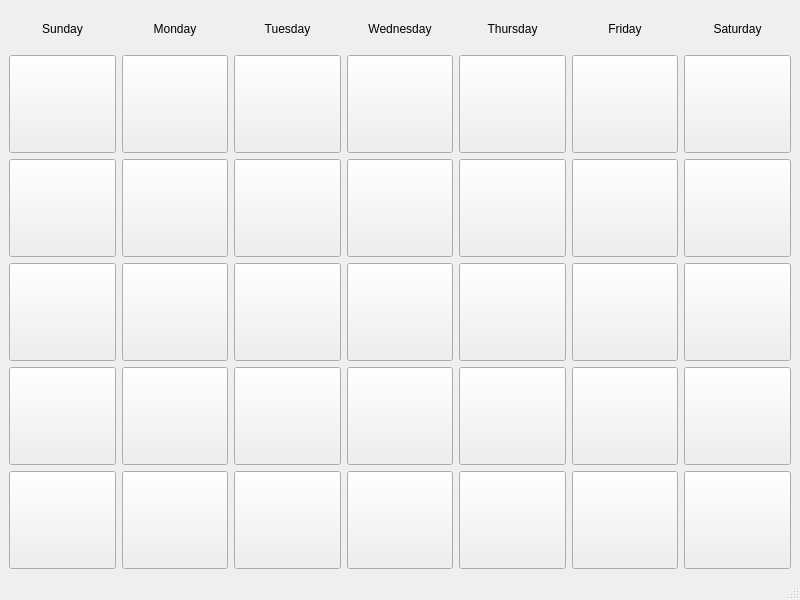
First picture: the form in monthlyviewwindow.ui, repository Repented/Citrushack_2021, before the edit.
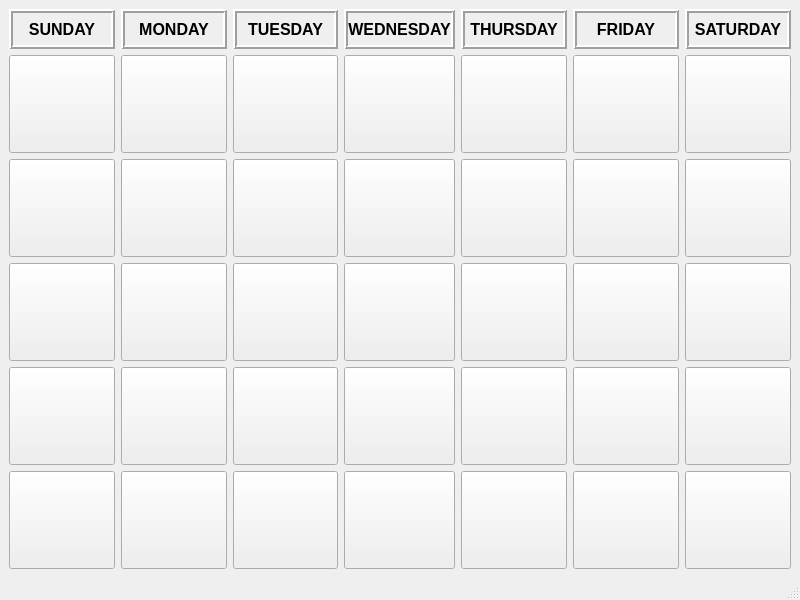
Second picture: the form after the edit.

Diff of the .ui file:
```diff
--- a/monthlyviewwindow.ui
+++ b/monthlyviewwindow.ui
@@ -87,8 +87,24 @@
             <height>0</height>
            </size>
           </property>
+          <property name="font">
+           <font>
+            <pointsize>12</pointsize>
+            <weight>75</weight>
+            <bold>true</bold>
+           </font>
+          </property>
+          <property name="frameShape">
+           <enum>QFrame::Box</enum>
+          </property>
+          <property name="frameShadow">
+           <enum>QFrame::Raised</enum>
+          </property>
+          <property name="lineWidth">
+           <number>2</number>
+          </property>
           <property name="text">
-           <string>Wednesday</string>
+           <string>WEDNESDAY</string>
           </property>
           <property name="alignment">
            <set>Qt::AlignCenter</set>
@@ -127,8 +143,24 @@
             <height>0</height>
            </size>
           </property>
+          <property name="font">
+           <font>
+            <pointsize>12</pointsize>
+            <weight>75</weight>
+            <bold>true</bold>
+           </font>
+          </property>
+          <property name="frameShape">
+           <enum>QFrame::Box</enum>
+          </property>
+          <property name="frameShadow">
+           <enum>QFrame::Raised</enum>
+          </property>
+          <property name="lineWidth">
+           <number>2</number>
+          </property>
           <property name="text">
-           <string>Sunday</string>
+           <string>SUNDAY</string>
           </property>
           <property name="alignment">
            <set>Qt::AlignCenter</set>
@@ -200,8 +232,24 @@
             <height>0</height>
            </size>
           </property>
+          <property name="font">
+           <font>
+            <pointsize>12</pointsize>
+            <weight>75</weight>
+            <bold>true</bold>
+           </font>
+          </property>
+          <property name="frameShape">
+           <enum>QFrame::Box</enum>
+          </property>
+          <property name="frameShadow">
+           <enum>QFrame::Raised</enum>
+          </property>
+          <property name="lineWidth">
+           <number>2</number>
+          </property>
           <property name="text">
-           <string>Saturday</string>
+           <string>SATURDAY</string>
           </property>
           <property name="alignment">
            <set>Qt::AlignCenter</set>
@@ -247,8 +295,24 @@
             <height>0</height>
            </size>
           </property>
+          <property name="font">
+           <font>
+            <pointsize>12</pointsize>
+            <weight>75</weight>
+            <bold>true</bold>
+           </font>
+          </property>
+          <property name="frameShape">
+           <enum>QFrame::Box</enum>
+          </property>
+          <property name="frameShadow">
+           <enum>QFrame::Raised</enum>
+          </property>
+          <property name="lineWidth">
+           <number>2</number>
+          </property>
           <property name="text">
-           <string>Thursday</string>
+           <string>THURSDAY</string>
           </property>
           <property name="alignment">
            <set>Qt::AlignCenter</set>
@@ -294,8 +358,24 @@
             <height>0</height>
            </size>
           </property>
+          <property name="font">
+           <font>
+            <pointsize>12</pointsize>
+            <weight>75</weight>
+            <bold>true</bold>
+           </font>
+          </property>
+          <property name="frameShape">
+           <enum>QFrame::Box</enum>
+          </property>
+          <property name="frameShadow">
+           <enum>QFrame::Raised</enum>
+          </property>
+          <property name="lineWidth">
+           <number>2</number>
+          </property>
           <property name="text">
-           <string>Friday</string>
+           <string>FRIDAY</string>
           </property>
           <property name="alignment">
            <set>Qt::AlignCenter</set>
@@ -445,8 +525,24 @@
             <height>0</height>
            </size>
           </property>
+          <property name="font">
+           <font>
+            <pointsize>12</pointsize>
+            <weight>75</weight>
+            <bold>true</bold>
+           </font>
+          </property>
+          <property name="frameShape">
+           <enum>QFrame::Box</enum>
+          </property>
+          <property name="frameShadow">
+           <enum>QFrame::Raised</enum>
+          </property>
+          <property name="lineWidth">
+           <number>2</number>
+          </property>
           <property name="text">
-           <string>Monday</string>
+           <string>MONDAY</string>
           </property>
           <property name="alignment">
            <set>Qt::AlignCenter</set>
@@ -687,8 +783,24 @@
             <height>0</height>
            </size>
           </property>
+          <property name="font">
+           <font>
+            <pointsize>12</pointsize>
+            <weight>75</weight>
+            <bold>true</bold>
+           </font>
+          </property>
+          <property name="frameShape">
+           <enum>QFrame::Box</enum>
+          </property>
+          <property name="frameShadow">
+           <enum>QFrame::Raised</enum>
+          </property>
+          <property name="lineWidth">
+           <number>2</number>
+          </property>
           <property name="text">
-           <string>Tuesday</string>
+           <string>TUESDAY</string>
           </property>
           <property name="alignment">
            <set>Qt::AlignCenter</set>
```
